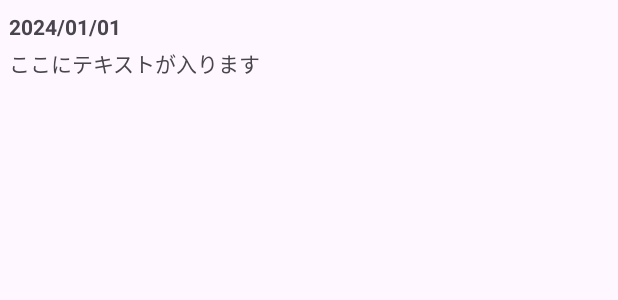
After one commit to haldomae/android_diary, an Android app: the layout list_item.xml on its own in the app's theme, with its tools: preview values and no code run, on a phone screen of 412 x 824 dp. The commit adds this screen. Shown: the top 300 px of the screen. Run offline under Robolectric (Android 15) with nearby library versions, the phone set to English and light mode, and no system bars.

Commit message:
一覧画面を作成

```diff
--- a/app/build.gradle.kts
+++ b/app/build.gradle.kts
@@ -33,6 +33,9 @@ android {
     kotlinOptions {
         jvmTarget = "1.8"
     }
+    buildFeatures{
+        viewBinding = true
+    }
 }
 
 dependencies {
--- /dev/null
+++ b/app/src/main/res/layout/list_item.xml
@@ -0,0 +1,28 @@
+<?xml version="1.0" encoding="utf-8"?>
+<androidx.constraintlayout.widget.ConstraintLayout xmlns:android="http://schemas.android.com/apk/res/android"
+    android:layout_width="match_parent"
+    android:layout_height="wrap_content"
+    xmlns:tools="http://schemas.android.com/tools"
+    xmlns:app="http://schemas.android.com/apk/res-auto"
+    android:paddingHorizontal="6dp"
+    android:paddingVertical="8dp">
+    <TextView
+        android:id="@+id/date"
+        android:layout_width="0dp"
+        android:layout_height="wrap_content"
+        android:textStyle="bold"
+        app:layout_constraintTop_toTopOf="parent"
+        app:layout_constraintStart_toStartOf="parent"
+        app:layout_constraintEnd_toEndOf="parent"
+        tools:text="@string/default_date"/>
+
+    <TextView
+        android:id="@+id/text"
+        android:layout_width="0dp"
+        android:layout_height="wrap_content"
+        android:layout_marginTop="4dp"
+        app:layout_constraintEnd_toEndOf="@+id/date"
+        app:layout_constraintStart_toStartOf="@+id/date"
+        app:layout_constraintTop_toBottomOf="@+id/date"
+        tools:text="@string/default_text"/>
+</androidx.constraintlayout.widget.ConstraintLayout>
--- a/app/src/main/res/values/strings.xml
+++ b/app/src/main/res/values/strings.xml
@@ -1,3 +1,9 @@
 <resources>
     <string name="app_name">diary</string>
+    <!-- 一覧 -->
+    <string name="add_button">追加ボタン</string>
+
+    <!-- 一覧内アイテム -->
+    <string name="default_date">2024/01/01</string>
+    <string name="default_text">ここにテキストが入ります</string>
 </resources>
```
Also changed, not shown: app/src/main/java/com/hal_domae/diary/MainActivity.kt (+28 -1 lines), app/src/main/res/layout/activity_main.xml (+15 -5 lines).
